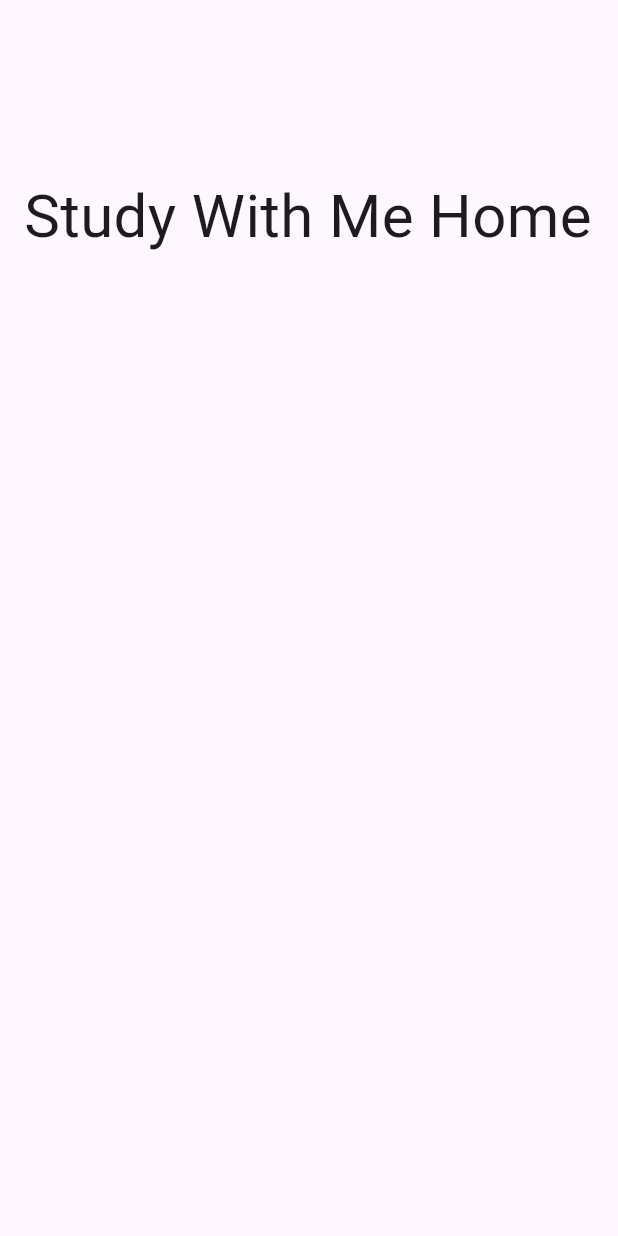
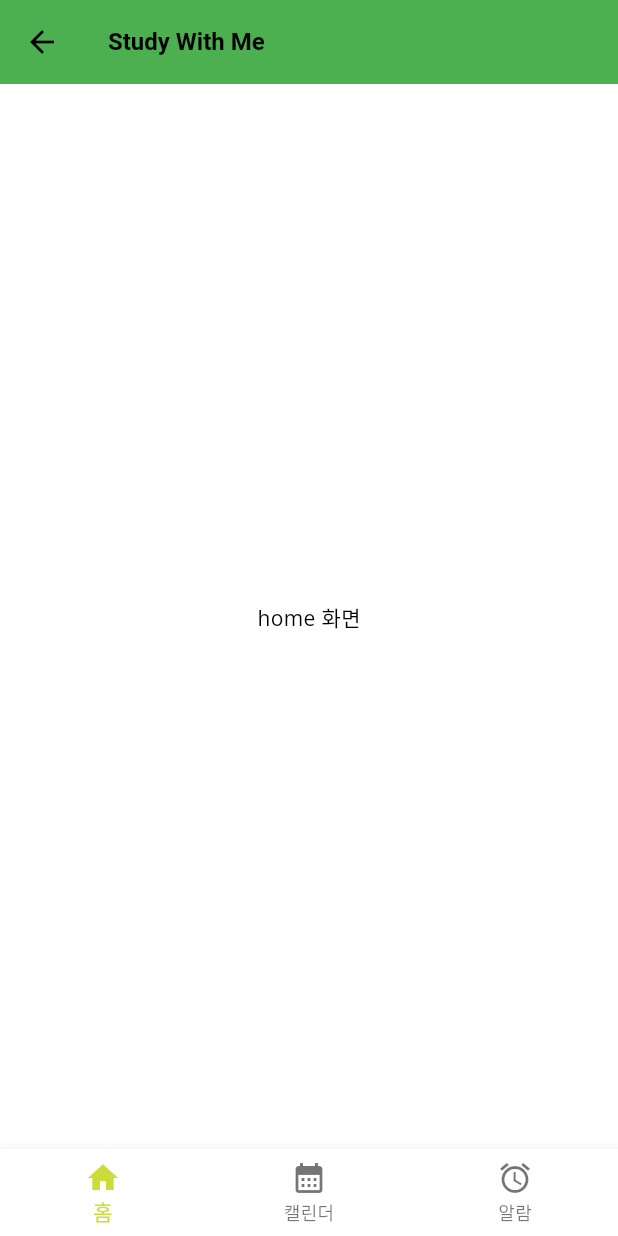
Before and after one commit to hyemimi/study_with_me, a Flutter app: the screen it shows after launch, after a tap on "SUBMIT", after a tap on "계정이 없으신가요? 가입하기", on a phone screen of 412 x 824 dp. Run offline on Flutter 3.47's test engine with Material 3 defaults, Android fonts, the phone set to English and light mode, and no system bars; our stand-ins replace google_fonts.

Commit message:
homepage screen and bottom navigation index routing

```diff
--- a/lib/main.dart
+++ b/lib/main.dart
@@ -1,6 +1,7 @@
 import 'package:flutter/material.dart';
 import 'package:study_with_me/pages/home_page.dart';
 import 'package:study_with_me/pages/login_page.dart';
+import 'package:study_with_me/theme.dart';
 
 void main() {
   runApp(const MyApp());
@@ -14,15 +15,8 @@ class MyApp extends StatelessWidget {
   Widget build(BuildContext context) {
     return MaterialApp(
         title: 'Flutter Demo',
-        theme: ThemeData(
-            elevatedButtonTheme: ElevatedButtonThemeData(
-                style: ElevatedButton.styleFrom(
-          foregroundColor: Colors.black,
-          backgroundColor: Colors.white,
-          shape: RoundedRectangleBorder(
-            borderRadius: BorderRadius.circular(0),
-          ),
-        ))),
+        debugShowCheckedModeBanner: false,
+        theme: theme(),
         initialRoute: "/login",
         routes: {
           "/login": (context) => LoginPage(),
--- a/lib/pages/home_page.dart
+++ b/lib/pages/home_page.dart
@@ -1,15 +1,39 @@
 import 'package:flutter/material.dart';
+import 'package:study_with_me/screens/alarm_screen.dart';
+import 'package:study_with_me/screens/home_screen.dart';
+import 'package:study_with_me/screens/memberList_screen.dart';
+import 'package:study_with_me/theme.dart';
 
-class HomePage extends StatelessWidget {
+class HomePage extends StatefulWidget {
+  @override
+  _HomePageState createState() => _HomePageState();
+}
+
+class _HomePageState extends State<HomePage> {
+  int _selectedIndex = 0;
+
   @override
   Widget build(BuildContext context) {
     return Scaffold(
-        body: Padding(
-            padding: const EdgeInsets.all(16.0),
-            child: ListView(children: [
-              SizedBox(height: 100.0),
-              Text("Study With Me Home", style: TextStyle(fontSize: 40)),
-              SizedBox(height: 20.0)
-            ])));
+      body: IndexedStack(
+        index: _selectedIndex,
+        children: [HomeScreen(), MemberlistScreen(), AlarmScreen()],
+      ),
+      bottomNavigationBar: BottomNavigationBar(
+        type: BottomNavigationBarType.fixed,
+        currentIndex: _selectedIndex,
+        onTap: (index) {
+          setState(() {
+            _selectedIndex = index;
+          });
+        },
+        items: [
+          const BottomNavigationBarItem(label: '홈', icon: Icon(Icons.home)),
+          const BottomNavigationBarItem(
+              label: '캘린더', icon: Icon(Icons.calendar_month)),
+          const BottomNavigationBarItem(label: '알람', icon: Icon(Icons.alarm)),
+        ],
+      ),
+    );
   }
 }
--- /dev/null
+++ b/lib/screens/alarm_screen.dart
@@ -0,0 +1,8 @@
+import 'package:flutter/material.dart';
+
+class AlarmScreen extends StatelessWidget {
+  @override
+  Widget build(BuildContext context) {
+    return Scaffold(appBar: AppBar(), body: Center(child: Text('alarm 화면')));
+  }
+}
--- /dev/null
+++ b/lib/screens/home_screen.dart
@@ -0,0 +1,14 @@
+import 'package:flutter/material.dart';
+
+class HomeScreen extends StatelessWidget {
+  @override
+  Widget build(BuildContext context) {
+    return Scaffold(
+        appBar: AppBar(
+          title: Row(
+            children: [const Text('Study With Me')],
+          ),
+        ),
+        body: Center(child: Text('home 화면')));
+  }
+}
--- /dev/null
+++ b/lib/screens/memberList_screen.dart
@@ -0,0 +1,8 @@
+import 'package:flutter/material.dart';
+
+class MemberlistScreen extends StatelessWidget {
+  @override
+  Widget build(BuildContext context) {
+    return Center(child: Text('멤버리스트 화면'));
+  }
+}
--- a/lib/theme.dart
+++ b/lib/theme.dart
@@ -0,0 +1,65 @@
+import 'package:flutter/material.dart';
+import 'package:google_fonts/google_fonts.dart';
+
+// 폰트, 글씨 크기 및 색깔
+TextTheme textTheme() {
+  return TextTheme(
+    displayLarge: GoogleFonts.openSans(fontSize: 18.0, color: Colors.black),
+    displayMedium: GoogleFonts.openSans(
+        fontSize: 16.0, color: Colors.black, fontWeight: FontWeight.bold),
+    bodyLarge: GoogleFonts.openSans(fontSize: 16.0, color: Colors.black),
+    bodyMedium: GoogleFonts.openSans(fontSize: 14.0, color: Colors.black),
+    titleMedium: GoogleFonts.openSans(fontSize: 15.0, color: Colors.black),
+  );
+}
+
+// 아이콘
+IconThemeData iconThem() {
+  return const IconThemeData(
+    color: Colors.black,
+  );
+}
+
+// appBar (위쪽)
+AppBarTheme appBarTheme() {
+  return AppBarTheme(
+      centerTitle: false,
+      color: Colors.green,
+      elevation: 0.0,
+      iconTheme: iconThem(),
+      titleTextStyle: GoogleFonts.nanumGothic(
+        fontSize: 16,
+        fontWeight: FontWeight.bold,
+        color: Colors.black,
+      ));
+}
+
+BottomNavigationBarThemeData bottomNavigatorTheme() {
+  return const BottomNavigationBarThemeData(
+    backgroundColor: Colors.white,
+    selectedItemColor: Colors.lime,
+    unselectedItemColor: Colors.black54,
+    showUnselectedLabels: true,
+  );
+}
+
+ElevatedButtonThemeData elevatedButtonTheme() {
+  return ElevatedButtonThemeData(
+      style: ElevatedButton.styleFrom(
+          foregroundColor: Colors.black,
+          backgroundColor: Colors.white,
+          shape:
+              RoundedRectangleBorder(borderRadius: BorderRadius.circular(0))));
+}
+
+// 테마 적용
+ThemeData theme() {
+  return ThemeData(
+    scaffoldBackgroundColor: Colors.white,
+    textTheme: textTheme(),
+    appBarTheme: appBarTheme(),
+    bottomNavigationBarTheme: bottomNavigatorTheme(),
+    elevatedButtonTheme: elevatedButtonTheme(),
+    primarySwatch: Colors.lime,
+  );
+}
--- a/pubspec.yaml
+++ b/pubspec.yaml
@@ -35,6 +35,9 @@ dependencies:
   # The following adds the Cupertino Icons font to your application.
   # Use with the CupertinoIcons class for iOS style icons.
   cupertino_icons: ^1.0.6
+  google_fonts: ^6.2.1
+  font_awesome_flutter: ^10.5.0
+  intl: ^0.18.1
 
 dev_dependencies:
   flutter_test:
```
Also changed, not shown: pubspec.lock.
